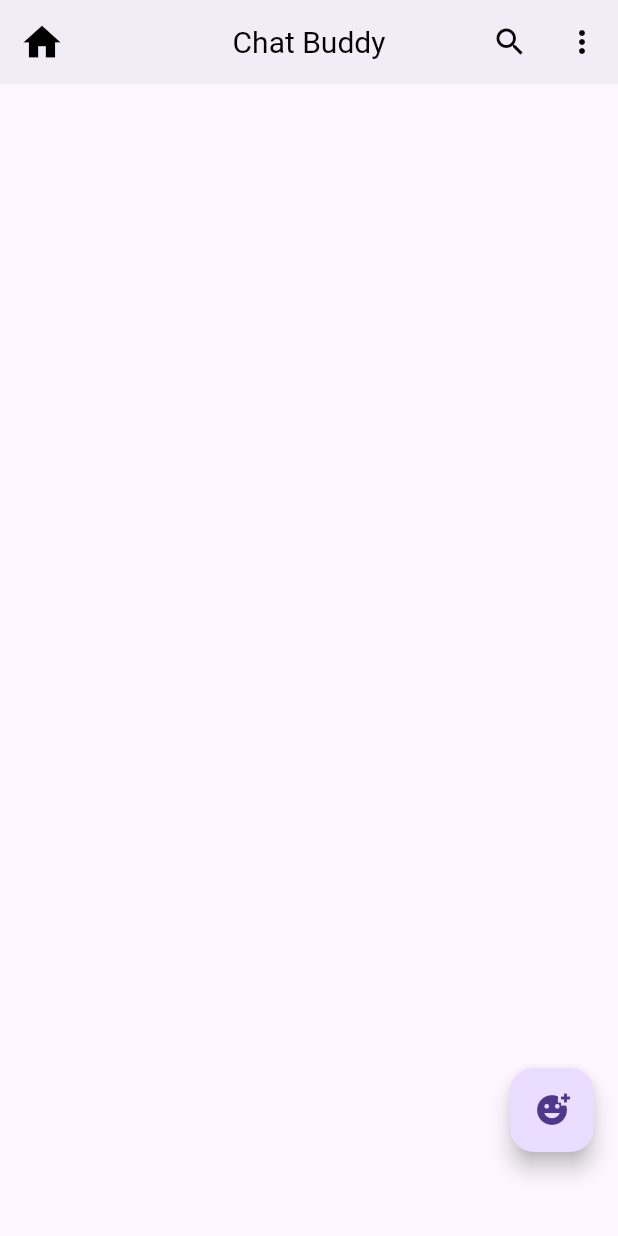
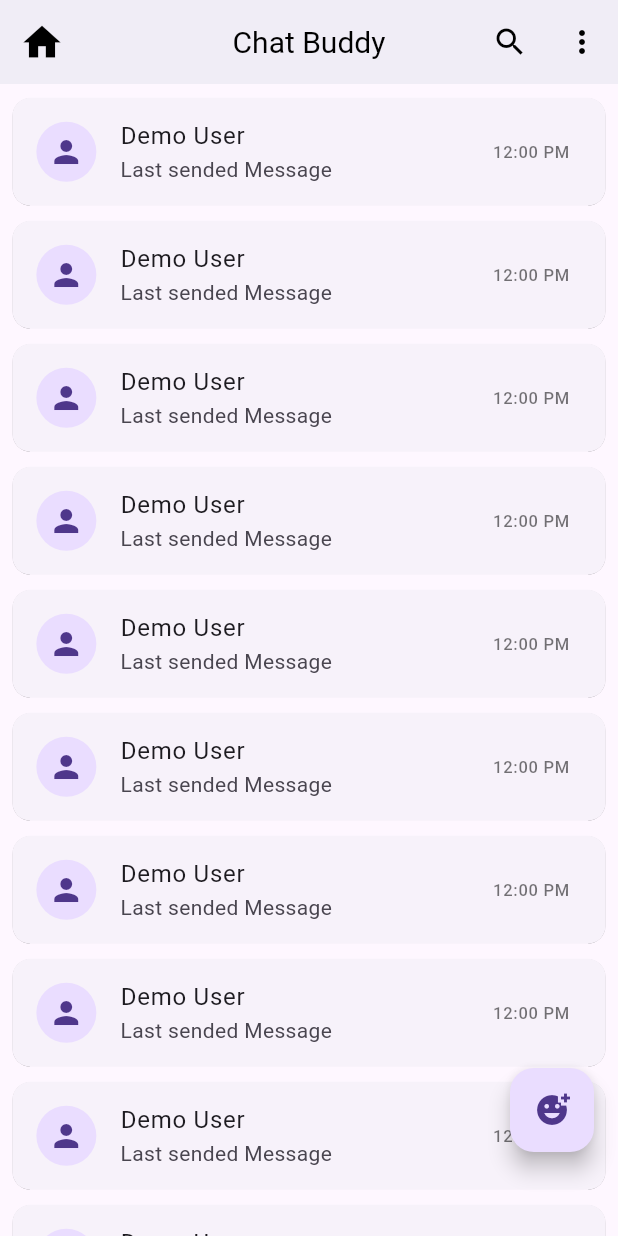
Before and after one commit to Atharva-Werulkar/chat_buddy, a Flutter app: the HomeScreen screen opened directly, after a tap on the "add reaction" icon, on a phone screen of 412 x 824 dp. Run offline on Flutter 3.47's test engine with Material 2 defaults, Android fonts, the phone set to English and light mode, and no system bars; our stand-ins replace firebase_auth, firebase_core, google_sign_in, lottie; accounts and stored records are empty.

Commit message:
Created User Card

```diff
--- /dev/null
+++ b/lib/api/apis.dart
@@ -0,0 +1,5 @@
+import 'package:firebase_auth/firebase_auth.dart';
+
+class APIs {
+  static FirebaseAuth auth = FirebaseAuth.instance;
+}
--- a/lib/screens/auth/login_screen.dart
+++ b/lib/screens/auth/login_screen.dart
@@ -1,6 +1,7 @@
 import 'dart:developer';
 import 'dart:io';
 
+import 'package:chat_buddy/api/apis.dart';
 import 'package:chat_buddy/components/dialogs.dart';
 import 'package:chat_buddy/main.dart';
 import 'package:chat_buddy/screens/home_screen.dart';
@@ -51,7 +52,7 @@ class _LoginScreenState extends State<LoginScreen> {
       );
 
       // Once signed in, return the UserCredential
-      return await FirebaseAuth.instance.signInWithCredential(credential);
+      return await APIs.auth.signInWithCredential(credential);
     } catch (e) {
       log('\n  _signInWithGoogle: $e');
       Dialogs.showSnakbar(context, 'Something Went Wrong (Check Internet!)!!');
--- a/lib/screens/home_screen.dart
+++ b/lib/screens/home_screen.dart
@@ -1,6 +1,7 @@
-import 'package:flutter/cupertino.dart';
+import 'package:chat_buddy/api/apis.dart';
+import 'package:chat_buddy/main.dart';
+import 'package:chat_buddy/widgets/chat_card.dart';
 import 'package:flutter/material.dart';
-import 'package:firebase_auth/firebase_auth.dart';
 import 'package:google_sign_in/google_sign_in.dart';
 
 class HomeScreen extends StatefulWidget {
@@ -33,12 +34,22 @@ class _HomeScreenState extends State<HomeScreen> {
         padding: const EdgeInsets.only(bottom: 40),
         child: FloatingActionButton(
           onPressed: () async {
-            await FirebaseAuth.instance.signOut();
+            await APIs.auth.signOut();
             await GoogleSignIn().signOut();
           },
           child: const Icon(Icons.add_reaction),
         ),
       ),
+
+      // User Cards
+      body: ListView.builder(
+        padding: EdgeInsets.only(top: size.height * .005),
+        physics: const BouncingScrollPhysics(),
+        itemCount: 20,
+        itemBuilder: (context, index) {
+          return const ChatCard();
+        },
+      ),
     );
   }
 }
--- a/lib/screens/splash_screen.dart
+++ b/lib/screens/splash_screen.dart
@@ -1,9 +1,9 @@
 import 'dart:developer';
 
+import 'package:chat_buddy/api/apis.dart';
 import 'package:chat_buddy/main.dart';
 import 'package:chat_buddy/screens/auth/login_screen.dart';
 import 'package:chat_buddy/screens/home_screen.dart';
-import 'package:firebase_auth/firebase_auth.dart';
 import 'package:flutter/material.dart';
 import 'package:flutter/services.dart';
 import 'package:lottie/lottie.dart';
@@ -26,10 +26,10 @@ class _SplashScreenState extends State<SplashScreen> {
 
       //Check if user is already login to not
 
-      if (FirebaseAuth.instance.currentUser != null) {
+      if (APIs.auth.currentUser != null) {
         //print User Info
 
-        log("User:- ${FirebaseAuth.instance.currentUser}");
+        log("User:- ${APIs.auth.currentUser}");
 
         //Navigate to Home Screen
 
--- /dev/null
+++ b/lib/widgets/chat_card.dart
@@ -0,0 +1,44 @@
+import 'package:chat_buddy/main.dart';
+import 'package:flutter/material.dart';
+
+class ChatCard extends StatefulWidget {
+  const ChatCard({super.key});
+
+  @override
+  State<ChatCard> createState() => _ChatCardState();
+}
+
+class _ChatCardState extends State<ChatCard> {
+  @override
+  Widget build(BuildContext context) {
+    return Card(
+      margin: EdgeInsets.symmetric(horizontal: size.width * .02, vertical: 5),
+      elevation: 0.1,
+      child: InkWell(
+        onTap: () {},
+        child: const ListTile(
+          //user Profile
+
+          leading: CircleAvatar(
+            child: Icon(Icons.person),
+          ),
+
+          //User Name
+
+          title: Text("Demo User"),
+
+          //last Message
+
+          subtitle: Text("Last sended Message"),
+
+          //Last Message time
+
+          trailing: Text(
+            "12:00 PM",
+            style: TextStyle(color: Colors.black54),
+          ),
+        ),
+      ),
+    );
+  }
+}
```
